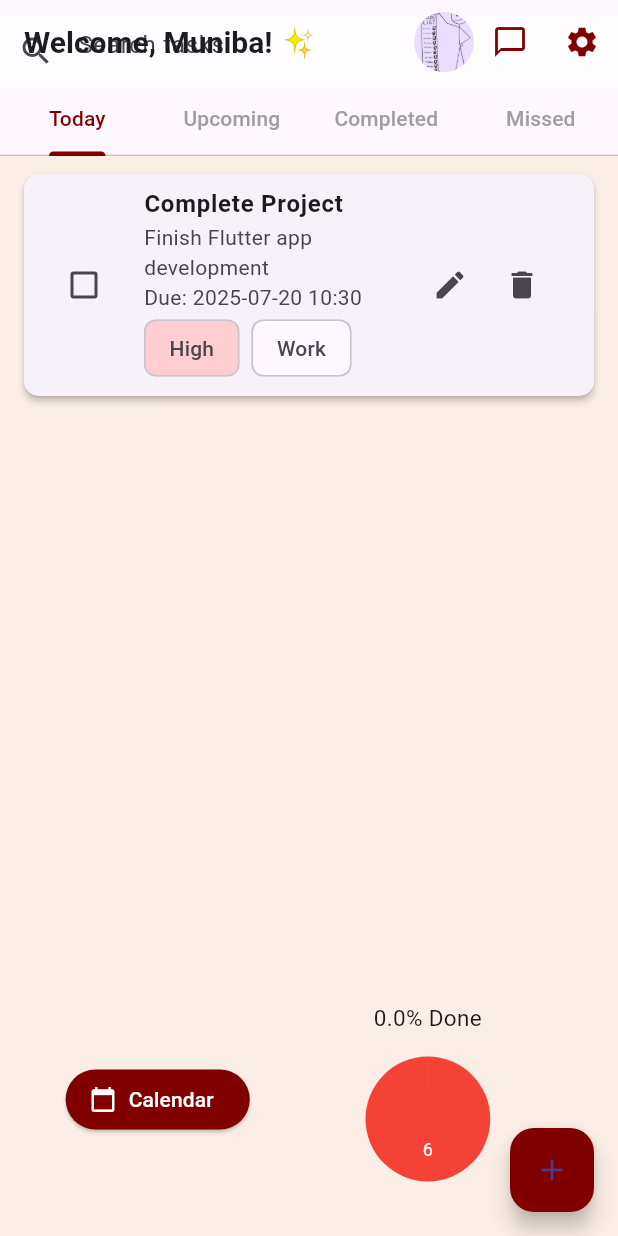
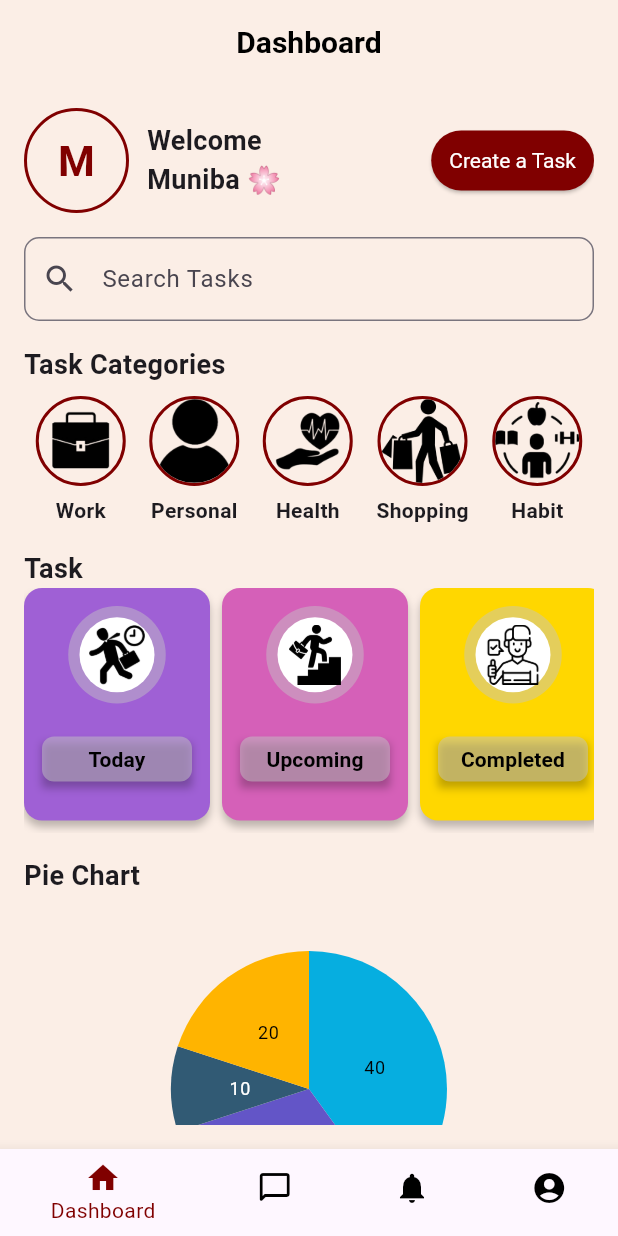
Before and after one commit to Munibafarooq-574/Aurado_2025, a Flutter app: the screen it shows after launch, on a phone screen of 412 x 824 dp. Run offline on Flutter 3.47's test engine with Material 3 defaults, Android fonts, the phone set to English and light mode, and no system bars; our stand-ins replace animated_text_kit, syncfusion_flutter_charts.

Commit message:
Initial commit 'Dashboard'

```diff
--- a/aurado_2025/lib/providers/task_provider.dart
+++ b/aurado_2025/lib/providers/task_provider.dart
@@ -2,90 +2,10 @@ import 'package:flutter/material.dart';
 import '../models/task.dart';
 
 class TaskProvider with ChangeNotifier {
-  // ignore: prefer_final_fields
-  List<Task> _tasks = [
-    Task(
-      title: "Complete Project",
-      description: "Finish Flutter app development",
-      deadline: DateTime.now(),
-      priority: "High",
-      category: "Work",
-      isCompleted: false,
-    ),
-    Task(
-      title: "Do Grocery Shopping",
-      description: "Buy vegetables and fruits from the store",
-      deadline: DateTime.now().add(Duration(days: 1)),
-      priority: "Medium",
-      category: "Shopping",
-      isCompleted: false,
-    ),
-    Task(
-      title: "Do Homework",
-      description: "Complete math and science assignments",
-      deadline: DateTime.now().add(Duration(days: 2)),
-      priority: "High",
-      category: "Personal",
-      isCompleted: false,
-    ),
-    Task(
-      title: "Review Project",
-      description: "Check code and documentation",
-      deadline: DateTime.now().add(Duration(days: 3)),
-      priority: "Medium",
-      category: "Work",
-      isCompleted: false,
-    ),
-    Task(
-      title: "Exercise Routine",
-      description: "30-minute workout at home",
-      deadline: DateTime.now().add(Duration(days: 1)),
-      priority: "Low",
-      category: "Health",
-      isCompleted: false,
-    ),
-    Task(
-      title: "Read Book",
-      description: "Finish Chapter 3 of the novel",
-      deadline: DateTime.now().add(Duration(days: 4)),
-      priority: "Low",
-      category: "Personal",
-      isCompleted: false,
-    ),
-  ];
-
-  List<Task> get tasks => _tasks;
+  List<Task> tasks = [];
 
   void addTask(Task task) {
-    _tasks.add(task);
+    tasks.add(task);
     notifyListeners();
   }
-
-  void toggleTaskCompletion(int index) {
-    if (index >= 0 && index < _tasks.length) {
-      _tasks[index].isCompleted = !_tasks[index].isCompleted;
-      notifyListeners();
-    }
-  }
-
-  void editTask(int index, Task updatedTask) {
-    if (index >= 0 && index < _tasks.length) {
-      _tasks[index] = Task.copy(updatedTask);
-      notifyListeners();
-    }
-  }
-
-  void deleteTask(int index) {
-    if (index >= 0 && index < _tasks.length) {
-      _tasks.removeAt(index);
-      notifyListeners();
-    }
-  }
-
-  List<Task> filterTasks(String query) {
-    if (query.isEmpty) {
-      return _tasks; // Return all tasks
-    }
-    return _tasks.where((task) => task.title.toLowerCase().contains(query.toLowerCase())).toList();
-  }
 }
--- a/aurado_2025/lib/screens/home_screen.dart
+++ b/aurado_2025/lib/screens/home_screen.dart
@@ -1,204 +1,307 @@
-// ignore_for_file: library_private_types_in_public_api
+import 'package:flutter/material.dart';
+import 'package:syncfusion_flutter_charts/charts.dart';
+import '../models/chart_data.dart';
 
-import 'package:flutter/material.dart';
-import 'package:provider/provider.dart';
-import 'package:flutter_local_notifications/flutter_local_notifications.dart';
-import '../models/task.dart';
-import '../providers/task_provider.dart';
-import '../widgets/task_card.dart';
-import '../widgets/progress_chart.dart';
-import '../widgets/task_form.dart';
+class CreateTaskScreen extends StatelessWidget {
+  const CreateTaskScreen({super.key});
+
+  @override
+  Widget build(BuildContext context) {
+    return Scaffold(
+      appBar: AppBar(
+        title: Text('Create a Task'),
+        backgroundColor: Colors.transparent,
+        elevation: 0,
+      ),
+      body: Center(
+        child: Text('This is the Create Task Screen. Add your task creation UI here!'),
+      ),
+    );
+  }
+}
 
 class HomeScreen extends StatefulWidget {
   const HomeScreen({super.key});
 
   @override
-  _HomeScreenState createState() => _HomeScreenState();
+  State<HomeScreen> createState() => _HomeScreenState();
 }
 
-class _HomeScreenState extends State<HomeScreen> with SingleTickerProviderStateMixin {
-  late TabController _tabController;
-  late FlutterLocalNotificationsPlugin flutterLocalNotificationsPlugin;
-  String? userName = 'Muniba';
+class _HomeScreenState extends State<HomeScreen> {
+  int _selectedIndex = 0;
+  String _username = 'Muniba';
 
-  @override
-  void initState() {
-    super.initState();
-    _tabController = TabController(length: 4, vsync: this);
-    _initializeNotifications();
-  }
+  Widget _buildDashboard() {
+    final List<ChartData> chartData = [
+      ChartData('Today', 40),
+      ChartData('Upcoming', 30),
+      ChartData('Completed', 10),
+      ChartData('Missed', 20),
+    ];
 
-  Future<void> _initializeNotifications() async {
-    flutterLocalNotificationsPlugin = FlutterLocalNotificationsPlugin();
-    const AndroidInitializationSettings initializationSettingsAndroid =
-    AndroidInitializationSettings('app_icon');
-    final InitializationSettings initializationSettings =
-    InitializationSettings(android: initializationSettingsAndroid);
-    await flutterLocalNotificationsPlugin.initialize(initializationSettings);
-  }
+    String initial = _username.isNotEmpty ? _username[0].toUpperCase() : 'U';
 
-  Future<void> _scheduleNotification(Task task) async {
-    const AndroidNotificationDetails androidPlatformChannelSpecifics =
-    AndroidNotificationDetails('task_channel', 'Task Reminders',
-        importance: Importance.max, priority: Priority.high, channelDescription: 'Task reminders');
-    const NotificationDetails platformChannelSpecifics =
-    NotificationDetails(android: androidPlatformChannelSpecifics);
-    await flutterLocalNotificationsPlugin.show(
-      0,
-      'Task Reminder',
-      'Time for ${task.title}',
-      platformChannelSpecifics,
-      payload: task.title,
-    );
-  }
-
-  void _showPlaceholderScreen(String screenName) {
-    ScaffoldMessenger.of(context).showSnackBar(
-      SnackBar(content: Text('Navigation to $screenName will be implemented later!')),
-    );
-  }
-
-  @override
-  void dispose() {
-    _tabController.dispose();
-    super.dispose();
-  }
-
-  @override
-  Widget build(BuildContext context) {
-    final taskProvider = Provider.of<TaskProvider>(context);
-
-    return Scaffold(
-      appBar: AppBar(
-        title: Text("Welcome, $userName! ✨", style: TextStyle(fontWeight: FontWeight.bold, fontSize: 20)),
-        actions: [
-          CircleAvatar(
-            backgroundImage: AssetImage('assets/character.png'),
-            radius: 20,
-            onBackgroundImageError: (_, __) => const Icon(Icons.person),
+    return Padding(
+      padding: const EdgeInsets.all(16.0),
+      child: SingleChildScrollView(
+        physics: BouncingScrollPhysics(),
+        child: Column(
+          crossAxisAlignment: CrossAxisAlignment.start,
+          children: [
+            // Top user row
+            Row(
+              mainAxisAlignment: MainAxisAlignment.spaceBetween,
+              children: [
+                Row(
+                  children: [
+                    Container(
+                      width: 70,
+                      height: 70,
+                      decoration: BoxDecoration(
+                        shape: BoxShape.circle,
+                        color: Colors.transparent,
+                        border: Border.all(color: Color(0xFF800000), width: 2),
                       ),
-          IconButton(
-            icon: Icon(Icons.chat_bubble_outline, color: Color(0xFF800000)),
-            onPressed: () => _showPlaceholderScreen('ChatbotScreen'),
-          ),
-          IconButton(
-            icon: Icon(Icons.settings, color: Color(0xFF800000)),
-            onPressed: () => _showPlaceholderScreen('SettingsScreen'),
-          ),
-        ],
-        bottom: TabBar(
-          controller: _tabController,
-          tabs: [Tab(text: "Today"), Tab(text: "Upcoming"), Tab(text: "Completed"), Tab(text: "Missed")],
-          indicatorColor: Color(0xFF800000),
-          labelColor: Color(0xFF800000),
-          unselectedLabelColor: Colors.grey,
-        ),
-        flexibleSpace: Container(
-          padding: EdgeInsets.only(top: 10),
-          child: TextField(
-            onChanged: (value) {
-              final taskProvider = Provider.of<TaskProvider>(context, listen: false);
-              taskProvider.filterTasks(value);
-            },
-            decoration: InputDecoration(
-              hintText: "Search tasks...",
-              prefixIcon: Icon(Icons.search),
-              border: InputBorder.none,
-              filled: true,
-              // ignore: deprecated_member_use
-              fillColor: Colors.white.withOpacity(0.8),
+                      child: Center(
+                        child: Text(
+                          initial,
+                          style: TextStyle(
+                            fontSize: 28,
+                            fontWeight: FontWeight.bold,
+                            color: Color(0xFF800000),
                           ),
                         ),
                       ),
                     ),
-      body: Column(
+                    SizedBox(width: 12),
+                    Column(
+                      crossAxisAlignment: CrossAxisAlignment.start,
                       children: [
-          Expanded(
-            child: TabBarView(
-              controller: _tabController,
+                        Column(
+                          crossAxisAlignment: CrossAxisAlignment.start,
                           children: [
-                _buildTaskList(taskProvider.filterTasks("").where((task) => task.deadline.day == DateTime.now().day).toList()),
-                _buildTaskList(taskProvider.filterTasks("").where((task) => task.deadline.isAfter(DateTime.now())).toList()),
-                _buildTaskList(taskProvider.filterTasks("").where((task) => task.isCompleted).toList()),
-                _buildTaskList(taskProvider.filterTasks("").where((task) => task.deadline.isBefore(DateTime.now()) && !task.isCompleted).toList()),
+                            Text(
+                              'Welcome',
+                              style: TextStyle(fontSize: 18, fontWeight: FontWeight.w600),
+                            ),
+                            Text(
+                              '$_username 🌸',
+                              style: TextStyle(fontSize: 18, fontWeight: FontWeight.w600),
+                            ),
+                          ],
+                        ),
+
+                      ],
+                    ),
+                  ],
+                ),
+                ElevatedButton(
+                  onPressed: () {
+                    Navigator.push(
+                      context,
+                      MaterialPageRoute(builder: (context) => CreateTaskScreen()),
+                    );
+                  },
+                  style: ElevatedButton.styleFrom(
+                    padding: EdgeInsets.symmetric(horizontal: 12, vertical: 8),
+                    textStyle: TextStyle(fontSize: 14),
+                  ),
+                  child: Text('Create a Task'),
+                ),
+              ],
+            ),
+            SizedBox(height: 16),
+            TextField(
+              decoration: InputDecoration(
+                hintText: 'Search Tasks',
+                prefixIcon: Icon(Icons.search),
+                border: OutlineInputBorder(
+                  borderRadius: BorderRadius.circular(10),
+                ),
+              ),
+            ),
+            SizedBox(height: 16),
+            Text('Task Categories', style: TextStyle(fontSize: 18, fontWeight: FontWeight.bold)),
+            SizedBox(height: 8),
+            Row(
+              mainAxisAlignment: MainAxisAlignment.spaceAround,
+              children: [
+                _buildCategoryIcon('Work', 'assets/work.png'),
+                _buildCategoryIcon('Personal', 'assets/personal.png'),
+                _buildCategoryIcon('Health', 'assets/health.png'),
+                _buildCategoryIcon('Shopping', 'assets/shopping.png'),
+                _buildCategoryIcon('Habit', 'assets/Habit.png'),
+              ],
+            ),
+            SizedBox(height: 16),
+            Text('Task', style: TextStyle(fontSize: 18, fontWeight: FontWeight.bold)),
+            SingleChildScrollView(
+              scrollDirection: Axis.horizontal,
+              child: Row(
+                children: [
+                  _buildTaskCard('Today', 'assets/Today.png'),
+                  SizedBox(width: 8),
+                  _buildTaskCard('Upcoming', 'assets/Upcoming.png'),
+                  SizedBox(width: 8),
+                  _buildTaskCard('Completed', 'assets/completed.png'),
+                  SizedBox(width: 8),
+                  _buildTaskCard('Missed', 'assets/Missed.png'),
                 ],
               ),
             ),
-          Padding(
-            padding: const EdgeInsets.all(8.0),
-            child: Row(
-              mainAxisAlignment: MainAxisAlignment.spaceEvenly,
-              children: [
-                ElevatedButton.icon(
-                  onPressed: () => _showPlaceholderScreen('CalendarScreen'),
-                  icon: Icon(Icons.calendar_today),
-                  label: Text("Calendar"),
-                  style: ElevatedButton.styleFrom(backgroundColor: Color(0xFF800000)),
+            SizedBox(height: 16),
+            Text('Pie Chart', style: TextStyle(fontSize: 18, fontWeight: FontWeight.bold)),
+            SizedBox(height: 4),
+            SizedBox(
+              height: 250,
+              child: SfCircularChart(
+                series: <CircularSeries>[
+                  PieSeries<ChartData, String>(
+                    dataSource: chartData,
+                    xValueMapper: (ChartData data, _) => data.x,
+                    yValueMapper: (ChartData data, _) => data.y,
+                    dataLabelSettings: DataLabelSettings(isVisible: true),
                   ),
-                ProgressChart(tasks: taskProvider.tasks),
                 ],
               ),
             ),
           ],
         ),
-      floatingActionButton: FloatingActionButton(
-        onPressed: () async {
-          // ignore: unused_local_variable
-          final task = await Navigator.push(
-            context,
-            MaterialPageRoute(builder: (context) => TaskForm(onSave: (newTask) {
-              final taskProvider = Provider.of<TaskProvider>(context, listen: false);
-              taskProvider.addTask(newTask);
-              _scheduleNotification(newTask);
-            })),
-          );
-        },
-        backgroundColor: Color(0xFF800000),
-        child: Icon(Icons.add),
       ),
     );
   }
 
-  Widget _buildTaskList(List<Task> tasks) {
-    return ListView.builder(
-      padding: EdgeInsets.all(8),
-      itemCount: tasks.length,
-      itemBuilder: (context, index) {
-        final task = tasks[index];
-        return TaskCard(
-          task: task,
-          onToggle: (value) {
-            if (value != null) {
-              Provider.of<TaskProvider>(context, listen: false).toggleTaskCompletion(index);
-            }
-          },
-          onEdit: () async {
-            final taskProvider = Provider.of<TaskProvider>(context, listen: false);
-            if (index >= 0 && index < taskProvider.tasks.length) {
-              // ignore: unused_local_variable
-              final updatedTask = await Navigator.push(
-                context,
-                MaterialPageRoute(builder: (context) => TaskForm(
-                  task: task,
-                  onSave: (newTask) {
-                    taskProvider.editTask(index, newTask);
-                  },
-                )),
+  Widget _buildChatbot() => Center(child: Text('Chatbot Screen'));
+  Widget _buildNotifications() => Center(child: Text('Notifications Screen'));
+  Widget _buildAccount() => Center(child: Text('Account Screen'));
+
+  late final List<Widget> _screens = [
+    _buildDashboard(),
+    _buildChatbot(),
+    _buildNotifications(),
+    _buildAccount(),
+  ];
+
+  Widget _buildCategoryIcon(String label, String assetPath) {
+    return Column(
+      children: [
+        Container(
+          width: 60,
+          height: 60,
+          decoration: BoxDecoration(
+            shape: BoxShape.circle,
+            border: Border.all(color: Color(0xFF800000), width: 2),
+          ),
+          child: ClipOval(
+            child: Image.asset(assetPath, width: 40, height: 40, fit: BoxFit.contain),
+          ),
+        ),
+        SizedBox(height: 6),
+        Text(label, style: TextStyle(fontSize: 14, fontWeight: FontWeight.w600)),
+      ],
     );
   }
-          },
-          onDelete: () {
-            final taskProvider = Provider.of<TaskProvider>(context, listen: false);
-            if (index >= 0 && index < taskProvider.tasks.length) {
-              taskProvider.deleteTask(index);
+
+  Widget _buildTaskCard(String title, String assetPath) {
+    Color backgroundColor;
+    if (title == 'Completed') {
+      backgroundColor = Color(0xFFFFD700);
+    } else if (title == 'Upcoming') {
+      backgroundColor = Color(0xFFD560B8);
+    } else if (title == 'Missed') {
+      backgroundColor = Color(0xFF60D591);
+    } else {
+      backgroundColor = Color(0xFF9F60D5);
     }
-          },
-          onTap: () => Navigator.push(
-            context,
-            MaterialPageRoute(builder: (context) => Scaffold(body: Center(child: Text("Task Details Screen Coming Soon!")))),
+
+    return Container(
+      width: 124,
+      height: 155,
+      padding: EdgeInsets.all(12.0),
+      margin: EdgeInsets.only(bottom: 8),
+      decoration: BoxDecoration(
+        color: backgroundColor,
+        borderRadius: BorderRadius.circular(12),
+        boxShadow: [BoxShadow(color: Colors.black.withAlpha(64), offset: Offset(0, 4), blurRadius: 4)],
+      ),
+      child: Column(
+        crossAxisAlignment: CrossAxisAlignment.center,
+        children: [
+          Stack(
+            alignment: Alignment.center,
+            children: [
+              Container(width: 65, height: 65, decoration: BoxDecoration(color: Color(0x76C4C4C4), shape: BoxShape.circle)),
+              Container(width: 50, height: 50, decoration: BoxDecoration(color: Colors.white, shape: BoxShape.circle)),
+              Image.asset(assetPath, width: 40, height: 40, fit: BoxFit.contain),
+            ],
+          ),
+          SizedBox(height: 22),
+          SizedBox(
+            width: 100,
+            height: 30,
+            child: Container(
+              decoration: BoxDecoration(
+                boxShadow: [BoxShadow(color: Colors.black.withAlpha(64), offset: Offset(0, 4), blurRadius: 4)],
+              ),
+              child: TextButton(
+                onPressed: () {},
+                style: TextButton.styleFrom(
+                  backgroundColor: Color(0x80C4C4C4),
+                  shape: RoundedRectangleBorder(borderRadius: BorderRadius.circular(8)),
+                  padding: EdgeInsets.zero,
+                ),
+                child: Text(
+                  title,
+                  style: TextStyle(fontSize: 14, fontWeight: FontWeight.w600, color: Colors.black),
+                  textAlign: TextAlign.center,
+                ),
+              ),
+            ),
+          ),
+        ],
       ),
     );
+  }
+
+  @override
+  Widget build(BuildContext context) {
+    return Scaffold(
+      appBar: AppBar(
+        title: Text(
+          _selectedIndex == 0
+              ? 'Dashboard'
+              : _selectedIndex == 1
+              ? 'Chatbot'
+              : _selectedIndex == 2
+              ? 'Notifications'
+              : 'Account',
+          style: TextStyle(
+            fontWeight: FontWeight.bold, // 👈 This makes it bold
+            fontSize: 20,
+            color: Colors.black,
+          ),
+        ),
+        backgroundColor: Colors.transparent,
+        elevation: 0,
+        centerTitle: true,
+      ),
+      body: _screens[_selectedIndex],
+      bottomNavigationBar: BottomNavigationBar(
+        currentIndex: _selectedIndex,
+        selectedItemColor: Theme.of(context).primaryColor,
+        unselectedItemColor: Colors.black,
+        onTap: (index) {
+          setState(() {
+            _selectedIndex = index;
+          });
         },
+        items: const [
+          BottomNavigationBarItem(icon: Icon(Icons.home), label: 'Dashboard'),
+          BottomNavigationBarItem(icon: Icon(Icons.chat_bubble_outline_rounded), label: 'Chatbot'),
+          BottomNavigationBarItem(icon: Icon(Icons.notifications), label: 'Notifications'),
+          BottomNavigationBarItem(icon: Icon(Icons.account_circle), label: 'Account'),
+        ],
+      ),
     );
   }
 }
--- a/aurado_2025/pubspec.yaml
+++ b/aurado_2025/pubspec.yaml
@@ -39,3 +39,4 @@ flutter:
     - assets/Today.png
     - assets/Upcoming.png
     - assets/work.png
+    - assets/completed.png
```
Also changed, not shown: 1 other file. Lines whose indentation alone changed are shown as unchanged.
